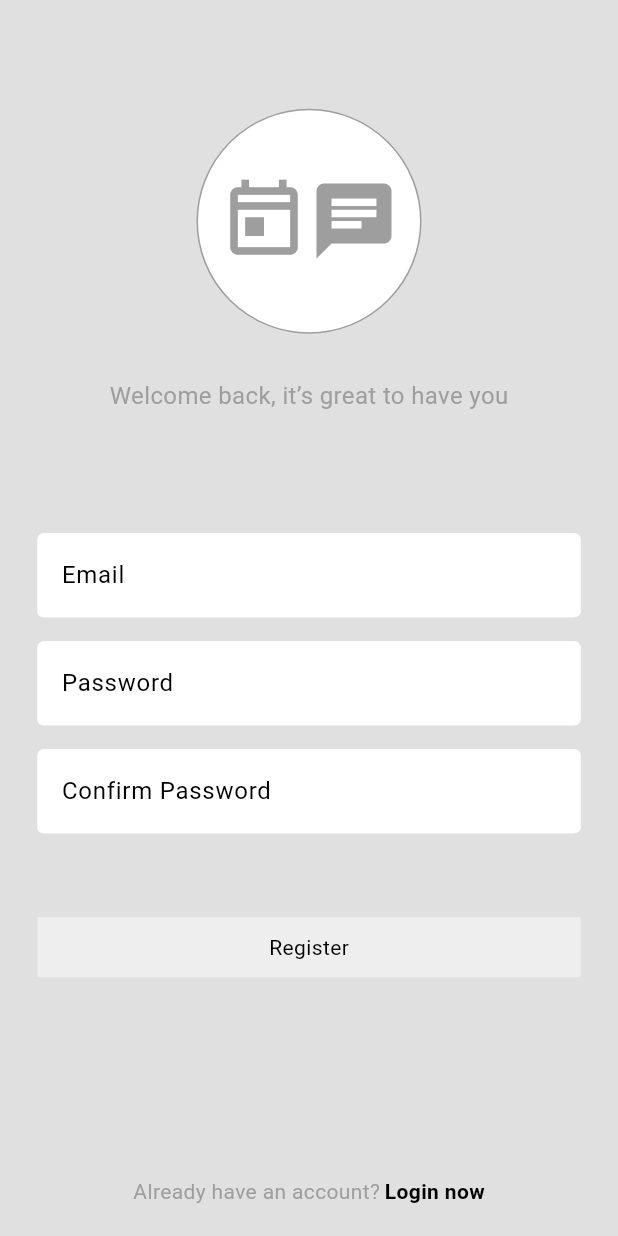
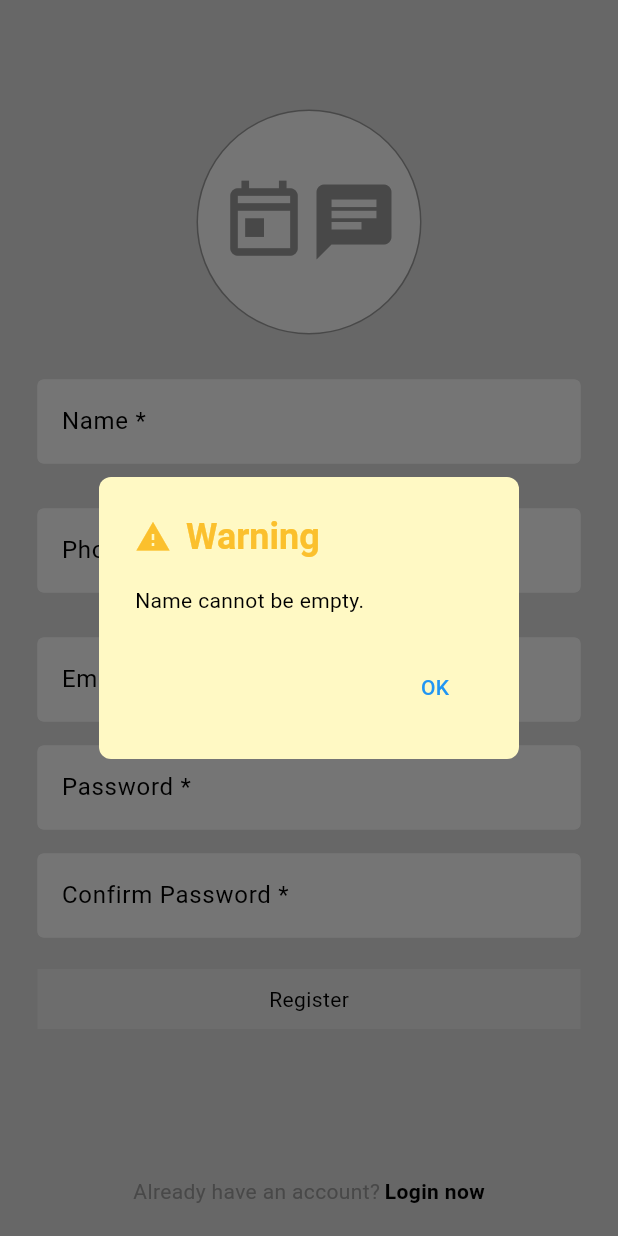
Before and after one commit to Teklehaymanot-G/todo-with-chat-app, a Flutter app: the screen it shows after launch, after a tap on "Register now", after a tap on "Register", on a phone screen of 412 x 824 dp. Run offline on Flutter 3.47's test engine with Material 3 defaults, Android fonts, the phone set to English and light mode, and no system bars; our stand-ins replace cloud_firestore, firebase_auth, firebase_core, image_picker; accounts and stored records are empty.

Commit message:
login and register integrated, home page tab designed, todo started integration

```diff
--- /dev/null
+++ b/lib/components/warning_message.dart
@@ -0,0 +1,48 @@
+import 'package:flutter/material.dart';
+
+void showWarningDialog(BuildContext context, String message) {
+  showDialog(
+    context: context,
+    builder: (BuildContext context) {
+      return AlertDialog(
+        shape: RoundedRectangleBorder(
+          borderRadius: BorderRadius.circular(8.0),
+        ),
+        title: Row(
+          children: [
+            Icon(
+              Icons.warning,
+              color: Colors.yellow.shade700, // Warning icon color
+            ),
+            const SizedBox(width: 10), // Space between icon and text
+            Text(
+              'Warning',
+              style: TextStyle(
+                color: Colors.yellow.shade700,
+                fontWeight: FontWeight.bold,
+              ),
+            ),
+          ],
+        ),
+        content: Text(
+          message,
+          style: const TextStyle(
+            color: Colors.black,
+          ),
+        ),
+        actions: [
+          TextButton(
+            onPressed: () {
+              Navigator.of(context).pop(); // Closes the dialog
+            },
+            child: const Text(
+              'OK',
+              style: TextStyle(color: Colors.blue),
+            ),
+          ),
+        ],
+        backgroundColor: Colors.yellow.shade100, // Dialog background color
+      );
+    },
+  );
+}
--- a/lib/main.dart
+++ b/lib/main.dart
@@ -1,11 +1,12 @@
+import 'package:firebase_core/firebase_core.dart';
 import 'package:flutter/material.dart';
-import 'package:todo_with_chat_app/auth/login_or_register.dart';
-import 'package:todo_with_chat_app/pages/login_page.dart';
-import 'package:todo_with_chat_app/pages/register_page.dart';
+import 'package:todo_with_chat_app/firebase_options.dart';
+import 'package:todo_with_chat_app/services/auth/auth_gate.dart';
 import 'package:todo_with_chat_app/themes/light_mode.dart';
 
-
-void main() {
+void main() async {
+  WidgetsFlutterBinding.ensureInitialized();
+  await Firebase.initializeApp(options: DefaultFirebaseOptions.currentPlatform);
   runApp(const MyApp());
 }
 
@@ -16,7 +17,7 @@
   Widget build(BuildContext context) {
     return MaterialApp(
       debugShowCheckedModeBanner: false,
-      home: const LoginOrRegister(),
+      home: const AuthGate(),
       theme: lightMode,
     );
   }
--- a/lib/pages/login_page.dart
+++ b/lib/pages/login_page.dart
@@ -1,19 +1,52 @@
 import 'package:flutter/material.dart';
 import 'package:todo_with_chat_app/components/my_button.dart';
 import 'package:todo_with_chat_app/components/my_textfield.dart';
+import 'package:todo_with_chat_app/components/warning_message.dart';
+import 'package:todo_with_chat_app/services/auth/auth_service.dart';
 
 class LoginPage extends StatelessWidget {
   final void Function()? onTap;
-  const LoginPage({super.key, required this.onTap});
+
+  LoginPage({super.key, required this.onTap});
+
+  TextEditingController _emailController = TextEditingController();
+  TextEditingController _passwordController = TextEditingController();
+
+  void loginFun(BuildContext context) async {
+    final authService = AuthService();
+
+    // Retrieve the text values from the controllers
+    String email = _emailController.text.trim();
+    String password = _passwordController.text.trim();
+
+    // Validate email and password
+    if (email.isEmpty) {
+      showWarningDialog(context, "Email cannot be empty.");
+      return;
+    }
+    if (!RegExp(r"^[a-zA-Z0-9._%+-]+@[a-zA-Z0-9.-]+\.[a-zA-Z]{2,4}$").hasMatch(email)) {
+      showWarningDialog(context, "Please enter a valid email address.");
+      return;
+    }
+    if (password.isEmpty) {
+      showWarningDialog(context, "Password cannot be empty.");
+      return;
+    }
+    if (password.length < 6) {
+      showWarningDialog(context, "Password must be at least 6 characters long.");
+      return;
+    }
+
+    // Try to sign in if validation passes
+    try {
+      await authService.signInWithEmailPassword(email, password);
+    } catch (e) {
+      showWarningDialog(context, e.toString());
+    }
+  }
 
   @override
   Widget build(BuildContext context) {
-    TextEditingController _emailController = TextEditingController();
-    TextEditingController _passwordController = TextEditingController();
-
-    void loginFun() {}
-
-
     return Scaffold(
       backgroundColor: Theme.of(context).colorScheme.background,
       body: Column(
@@ -67,12 +100,12 @@ class LoginPage extends StatelessWidget {
                 const SizedBox(
                   height: 80,
                 ),
-                MyTextField(labelText: "Email", controller: _emailController),
+                MyTextField(labelText: "Email *", controller: _emailController),
                 const SizedBox(
                   height: 16,
                 ),
                 MyTextField(
-                    labelText: "Password",
+                    labelText: "Password *",
                     controller: _passwordController,
                     obscureText: true),
                 const SizedBox(
@@ -80,10 +113,10 @@ class LoginPage extends StatelessWidget {
                 ),
                 Padding(
                   padding:
-                      const EdgeInsets.symmetric(vertical: 40, horizontal: 25),
+                      const EdgeInsets.symmetric(vertical: 5, horizontal: 25),
                   child: MyButton(
                     label: "Login",
-                    onTap: loginFun,
+                    onTap: () => loginFun(context),
                   ),
                 )
               ],
--- a/lib/pages/register_page.dart
+++ b/lib/pages/register_page.dart
@@ -1,6 +1,8 @@
 import 'package:flutter/material.dart';
 import 'package:todo_with_chat_app/components/my_button.dart';
 import 'package:todo_with_chat_app/components/my_textfield.dart';
+import 'package:todo_with_chat_app/components/warning_message.dart';
+import 'package:todo_with_chat_app/services/auth/auth_service.dart';
 
 class RegisterPage extends StatelessWidget {
   final void Function()? onTap;
@@ -8,12 +10,54 @@ class RegisterPage extends StatelessWidget {
 
   @override
   Widget build(BuildContext context) {
+    TextEditingController _nameController = TextEditingController();
+    TextEditingController _phoneController = TextEditingController();
     TextEditingController _emailController = TextEditingController();
     TextEditingController _passwordController = TextEditingController();
     TextEditingController _confirmController = TextEditingController();
 
-    void registerFun() {
+    void registerFun(BuildContext context) async {
+      final authService = AuthService();
+
+      String name = _nameController.text.trim();
+      String phone = _phoneController.text.trim();
+      String email = _emailController.text.trim();
+      String password = _passwordController.text.trim();
+      String confirmPassword = _confirmController.text.trim();
+
+      if (name.isEmpty) {
+        showWarningDialog(context, "Name cannot be empty.");
+        return;
+      }
+      if (email.isEmpty) {
+        showWarningDialog(context, "Email cannot be empty.");
+        return;
+      }
+      if (!RegExp(r"^[a-zA-Z0-9._%+-]+@[a-zA-Z0-9.-]+\.[a-zA-Z]{2,4}$").hasMatch(email)) {
+        showWarningDialog(context, "Please enter a valid email address.");
+        return;
+      }
+      if (password.isEmpty) {
+        showWarningDialog(context, "Password cannot be empty.");
+        return;
+      }
+      if (password != confirmPassword) {
+        showWarningDialog(context, "Password is not much.");
+        return;
+      }
+      if (password.length < 6) {
+        showWarningDialog(context, "Password must be at least 6 characters long.");
+        return;
+      }
+
+      // Try to sign in if validation passes
+      try {
+        await authService.createUserWithEmailAndPassword(name, phone, email, password);
+      } catch (e) {
+        showWarningDialog(context, e.toString());
+      }
     }
+
 
     return Scaffold(
       backgroundColor: Theme.of(context).colorScheme.background,
@@ -58,29 +102,27 @@ class RegisterPage extends StatelessWidget {
                 const SizedBox(
                   height: 30,
                 ),
-                Text(
-                  "Welcome back, it’s great to have you",
-                  style: TextStyle(
-                    color: Theme.of(context).colorScheme.primary,
-                    fontSize: 16,
-                  ),
+                MyTextField(labelText: "Name *", controller: _nameController),
+                const SizedBox(
+                  height: 30,
                 ),
+                MyTextField(labelText: "Phone", controller: _phoneController),
                 const SizedBox(
-                  height: 80,
+                  height: 30,
                 ),
-                MyTextField(labelText: "Email", controller: _emailController),
+                MyTextField(labelText: "Email *", controller: _emailController),
                 const SizedBox(
                   height: 16,
                 ),
                 MyTextField(
-                    labelText: "Password",
+                    labelText: "Password *",
                     controller: _passwordController,
                     obscureText: true),
                 const SizedBox(
                   height: 16,
                 ),
                 MyTextField(
-                    labelText: "Confirm Password",
+                    labelText: "Confirm Password *",
                     controller: _confirmController,
                     obscureText: true),
                 const SizedBox(
@@ -88,10 +130,10 @@ class RegisterPage extends StatelessWidget {
                 ),
                 Padding(
                   padding:
-                      const EdgeInsets.symmetric(vertical: 40, horizontal: 25),
+                      const EdgeInsets.symmetric(vertical: 5, horizontal: 25),
                   child: MyButton(
                     label: "Register",
-                    onTap: registerFun,
+                    onTap: () => registerFun(context),
                   ),
                 )
               ],
--- /dev/null
+++ b/lib/services/auth/auth_gate.dart
@@ -0,0 +1,17 @@
+import 'package:flutter/material.dart';
+import 'package:firebase_auth/firebase_auth.dart';
+import 'package:todo_with_chat_app/pages/home_page.dart';
+import 'package:todo_with_chat_app/services/auth/login_or_register.dart';
+
+class AuthGate extends StatelessWidget {
+  const AuthGate({super.key});
+
+  @override
+  Widget build(BuildContext context) {
+    return Scaffold(
+      body: StreamBuilder(stream: FirebaseAuth.instance.authStateChanges(), builder: (context, snapshot) {
+        return snapshot.hasData ? const HomePage() : const LoginOrRegister();
+      }),
+    );
+  }
+}
--- /dev/null
+++ b/lib/services/auth/auth_service.dart
@@ -0,0 +1,50 @@
+import 'package:cloud_firestore/cloud_firestore.dart';
+import 'package:firebase_auth/firebase_auth.dart';
+
+class AuthService {
+  final FirebaseAuth _auth = FirebaseAuth.instance;
+  final FirebaseFirestore _firestore = FirebaseFirestore.instance;
+
+  // sign in
+  Future<UserCredential> signInWithEmailPassword(
+      String email, String password) async {
+    try {
+      UserCredential userCredential = await _auth.signInWithEmailAndPassword(
+          email: email, password: password);
+
+      _firestore.collection("users").doc(userCredential.user!.uid).set({
+        'uid': userCredential.user!.uid,
+        'name': "",
+        'phone': "",
+        'email': email,
+      });
+      return userCredential;
+    } on FirebaseAuthException catch (e) {
+      throw Exception(e.code);
+    }
+  }
+
+  // sign up
+  Future<UserCredential> createUserWithEmailAndPassword(
+      String name, String phone, String email, String password) async {
+    try {
+      UserCredential userCredential = await _auth.createUserWithEmailAndPassword(
+          email: email, password: password);
+
+      _firestore.collection("users").doc(userCredential.user!.uid).set({
+        'uid': userCredential.user!.uid,
+        'name': name,
+        'phone': phone,
+        'email': email,
+      });
+      return userCredential;
+    } on FirebaseAuthException catch (e) {
+      throw Exception(e.code);
+    }
+  }
+
+  // sign out
+  Future<void> signOut() async {
+    return await _auth.signOut();
+  }
+}
--- /dev/null
+++ b/lib/services/chat/chat_service.dart
@@ -0,0 +1,3 @@
+class ChatService {
+
+}
--- a/pubspec.yaml
+++ b/pubspec.yaml
@@ -35,6 +35,11 @@ dependencies:
   # The following adds the Cupertino Icons font to your application.
   # Use with the CupertinoIcons class for iOS style icons.
   cupertino_icons: ^1.0.8
+  firebase_core: ^3.6.0
+  firebase_auth: ^5.3.1
+  image_picker: ^1.1.2
+  firebase_database: ^11.1.4
+  cloud_firestore: ^5.4.4
 
 dev_dependencies:
   flutter_test:
```
Also changed, not shown: lib/components/my_image_chooser.dart (added, +96 -0 lines), lib/pages/home_page.dart (added, +64 -0 lines), lib/services/todo/todo_service.dart (added, +16 -0 lines), lib/tabs/todo_tab.dart (added, +113 -0 lines), firebase.json (added), lib/firebase_options.dart (added), lib/services/auth/login_or_register.dart (renamed from lib/auth/login_or_register.dart), pubspec.lock, 8 other files.
